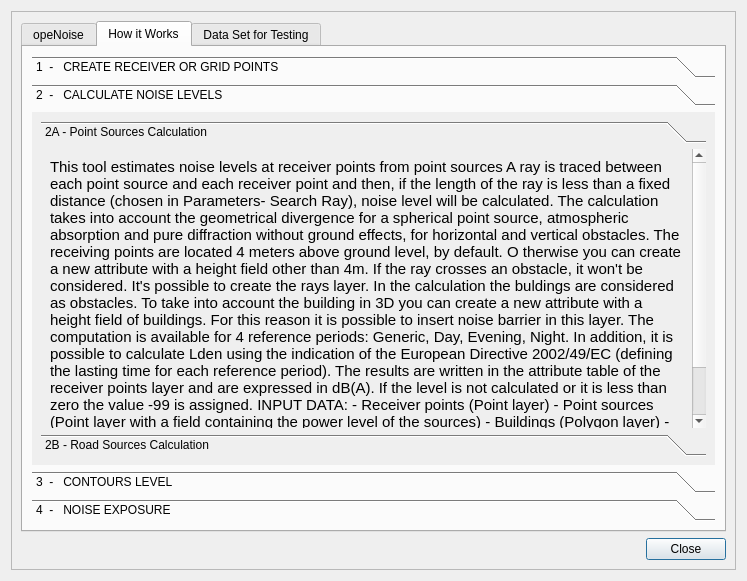
Qt form tools/ui_Helps.ui (pierluigiderosa/openoise) before a commit.
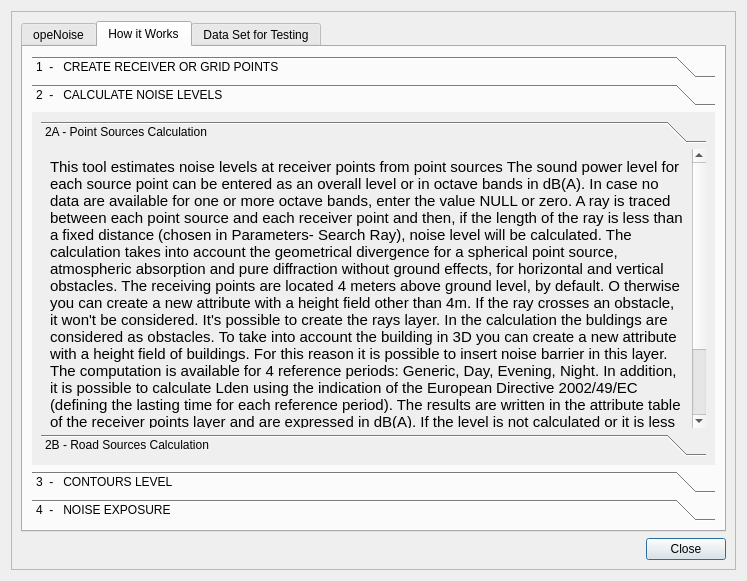
The same form after that commit. The open tabs and pages were chosen to show the change.

Commit message: - added controls for overall in case of 0 or NULL - version for Comune Torino

Diff of the .ui file:
```diff
--- a/tools/ui_Helps.ui
+++ b/tools/ui_Helps.ui
@@ -42,8 +42,8 @@
        <rect>
         <x>0</x>
         <y>0</y>
-        <width>702</width>
-        <height>763</height>
+        <width>710</width>
+        <height>602</height>
        </rect>
       </property>
       <layout class="QVBoxLayout" name="verticalLayout_10">
@@ -143,8 +143,8 @@
                <rect>
                 <x>0</x>
                 <y>0</y>
-                <width>107</width>
-                <height>169</height>
+                <width>668</width>
+                <height>367</height>
                </rect>
               </property>
               <attribute name="label">
@@ -161,8 +161,8 @@
                    <rect>
                     <x>0</x>
                     <y>0</y>
-                    <width>148</width>
-                    <height>3426</height>
+                    <width>633</width>
+                    <height>942</height>
                    </rect>
                   </property>
                   <attribute name="label">
@@ -177,7 +177,7 @@
                       </font>
                      </property>
                      <property name="text">
-                      <string>&lt;html&gt;&lt;head/&gt;&lt;body&gt;&lt;p align=&quot;justify&quot;&gt;&lt;span style=&quot; font-weight:600;&quot;&gt;This tool estimates noise levels at receiver points from point sources &lt;/span&gt;&lt;/p&gt;&lt;p align=&quot;justify&quot;&gt;A ray is traced between each point source and each receiver point and then, if the length of the ray is less than a fixed distance (chosen in Parameters-&amp;gt; Search Ray), noise level will be calculated.&lt;/p&gt;&lt;p align=&quot;justify&quot;&gt;The calculation takes into account the geometrical divergence for a spherical point source, atmospheric absorption and pure diffraction without ground effects, for horizontal and vertical obstacles. &lt;/p&gt;&lt;p align=&quot;justify&quot;&gt;The receiving points are located 4 meters above ground level, by default. &lt;br/&gt;&lt;a name=&quot;tw-target-text&quot;/&gt;&lt;span style=&quot; text-decoration: underline;&quot;&gt;O&lt;/span&gt;&lt;span style=&quot; text-decoration: underline;&quot;&gt;therwise you can create a new attribute with a height field other than 4m.&lt;/span&gt;&lt;/p&gt;&lt;p align=&quot;justify&quot;&gt;&lt;span style=&quot; text-decoration: underline;&quot;&gt;If the ray crosses an obstacle, it won't be considered. &lt;/span&gt;&lt;/p&gt;&lt;p align=&quot;justify&quot;&gt;It's possible to create the rays layer.&lt;/p&gt;&lt;p align=&quot;justify&quot;&gt;In the calculation the buldings are considered as obstacles. To take into account the building in 3D you can create a new attribute with a height field of buildings.&lt;br/&gt;For this reason it is possible to insert noise barrier in this layer.&lt;/p&gt;&lt;p align=&quot;justify&quot;&gt;The computation is available for 4 reference periods: &lt;br/&gt;Generic, Day, Evening, Night. In addition, it is possible to calculate Lden using the indication of the European Directive 2002/49/EC (defining the lasting time for each reference period).&lt;/p&gt;&lt;p align=&quot;justify&quot;&gt;The results are written in the attribute table of the receiver points layer and are expressed in dB(A). &lt;br/&gt;If the level is not calculated or it is less than zero the value -99 is assigned.&lt;/p&gt;&lt;p align=&quot;justify&quot;&gt;&lt;br/&gt;&lt;/p&gt;&lt;p align=&quot;justify&quot;&gt;&lt;span style=&quot; font-style:italic;&quot;&gt;INPUT DATA:&lt;/span&gt;&lt;/p&gt;&lt;p align=&quot;justify&quot;&gt;- Receiver points (Point layer)&lt;br/&gt;- Point sources (Point layer with a field containing the power level of the sources)&lt;br/&gt;- Buildings (Polygon layer) - optional –&lt;/p&gt;&lt;p align=&quot;justify&quot;&gt;&lt;br/&gt;&lt;span style=&quot; font-style:italic;&quot;&gt;OUTPUT DATA:&lt;/span&gt;&lt;/p&gt;&lt;p align=&quot;justify&quot;&gt;- Direct sound rays (Polyline layer) - optional -&lt;br/&gt;- Diffracted sound rays (Polyline layer) - optional -&lt;/p&gt;&lt;p align=&quot;justify&quot;&gt;&lt;br/&gt;&lt;/p&gt;&lt;p align=&quot;justify&quot;&gt;&lt;span style=&quot; font-weight:600; font-style:italic;&quot;&gt;Reference Layer in - Data Set for Testing -&lt;/span&gt;&lt;/p&gt;&lt;p align=&quot;justify&quot;&gt;1. buildings&lt;br/&gt;2. receveirs_points (layer created with the tool 'Create Receiver or Grid Points')&lt;br/&gt;3. source_points&lt;br/&gt;&lt;/p&gt;&lt;/body&gt;&lt;/html&gt;</string>
+                      <string>&lt;html&gt;&lt;head/&gt;&lt;body&gt;&lt;p align=&quot;justify&quot;&gt;&lt;span style=&quot; font-weight:600;&quot;&gt;This tool estimates noise levels at receiver points from point sources &lt;/span&gt;&lt;/p&gt;&lt;p align=&quot;justify&quot;&gt;The sound power level for each source point can be entered as an overall level or in octave bands in dB(A). &lt;br/&gt;In case no data are available for one or more octave bands, enter the value NULL or zero.&lt;/p&gt;&lt;p align=&quot;justify&quot;&gt;A ray is traced between each point source and each receiver point and then, if the length of the ray is less than a fixed distance (chosen in Parameters-&amp;gt; Search Ray), noise level will be calculated.&lt;/p&gt;&lt;p align=&quot;justify&quot;&gt;The calculation takes into account the geometrical divergence for a spherical point source, atmospheric absorption and pure diffraction without ground effects, for horizontal and vertical obstacles. &lt;/p&gt;&lt;p align=&quot;justify&quot;&gt;The receiving points are located 4 meters above ground level, by default. &lt;br/&gt;&lt;a name=&quot;tw-target-text&quot;/&gt;&lt;span style=&quot; text-decoration: underline;&quot;&gt;O&lt;/span&gt;&lt;span style=&quot; text-decoration: underline;&quot;&gt;therwise you can create a new attribute with a height field other than 4m.&lt;/span&gt;&lt;/p&gt;&lt;p align=&quot;justify&quot;&gt;&lt;span style=&quot; text-decoration: underline;&quot;&gt;If the ray crosses an obstacle, it won't be considered. &lt;/span&gt;&lt;/p&gt;&lt;p align=&quot;justify&quot;&gt;It's possible to create the rays layer.&lt;/p&gt;&lt;p align=&quot;justify&quot;&gt;In the calculation the buldings are considered as obstacles. To take into account the building in 3D you can create a new attribute with a height field of buildings.&lt;br/&gt;For this reason it is possible to insert noise barrier in this layer.&lt;/p&gt;&lt;p align=&quot;justify&quot;&gt;The computation is available for 4 reference periods: &lt;br/&gt;Generic, Day, Evening, Night. In addition, it is possible to calculate Lden using the indication of the European Directive 2002/49/EC (defining the lasting time for each reference period).&lt;/p&gt;&lt;p align=&quot;justify&quot;&gt;The results are written in the attribute table of the receiver points layer and are expressed in dB(A). &lt;br/&gt;If the level is not calculated or it is less than zero the value -99 is assigned.&lt;/p&gt;&lt;p align=&quot;justify&quot;&gt;&lt;br/&gt;&lt;/p&gt;&lt;p align=&quot;justify&quot;&gt;&lt;span style=&quot; font-style:italic;&quot;&gt;INPUT DATA:&lt;/span&gt;&lt;/p&gt;&lt;p align=&quot;justify&quot;&gt;- Receiver points (Point layer)&lt;br/&gt;- Point sources (Point layer with a field containing the power level of the sources)&lt;br/&gt;- Buildings (Polygon layer) - optional –&lt;/p&gt;&lt;p align=&quot;justify&quot;&gt;&lt;br/&gt;&lt;span style=&quot; font-style:italic;&quot;&gt;OUTPUT DATA:&lt;/span&gt;&lt;/p&gt;&lt;p align=&quot;justify&quot;&gt;- Direct sound rays (Polyline layer) - optional -&lt;br/&gt;- Diffracted sound rays (Polyline layer) - optional -&lt;/p&gt;&lt;p align=&quot;justify&quot;&gt;&lt;br/&gt;&lt;/p&gt;&lt;p align=&quot;justify&quot;&gt;&lt;span style=&quot; font-weight:600; font-style:italic;&quot;&gt;Reference Layer in - Data Set for Testing -&lt;/span&gt;&lt;/p&gt;&lt;p align=&quot;justify&quot;&gt;1. buildings&lt;br/&gt;2. receveirs_points (layer created with the tool 'Create Receiver or Grid Points')&lt;br/&gt;3. source_points&lt;br/&gt;&lt;/p&gt;&lt;/body&gt;&lt;/html&gt;</string>
                      </property>
                      <property name="wordWrap">
                       <bool>true</bool>
```
Left out of the diff: 20 changed lines with no effect on the pictures. The commit also changes 10 other files.
